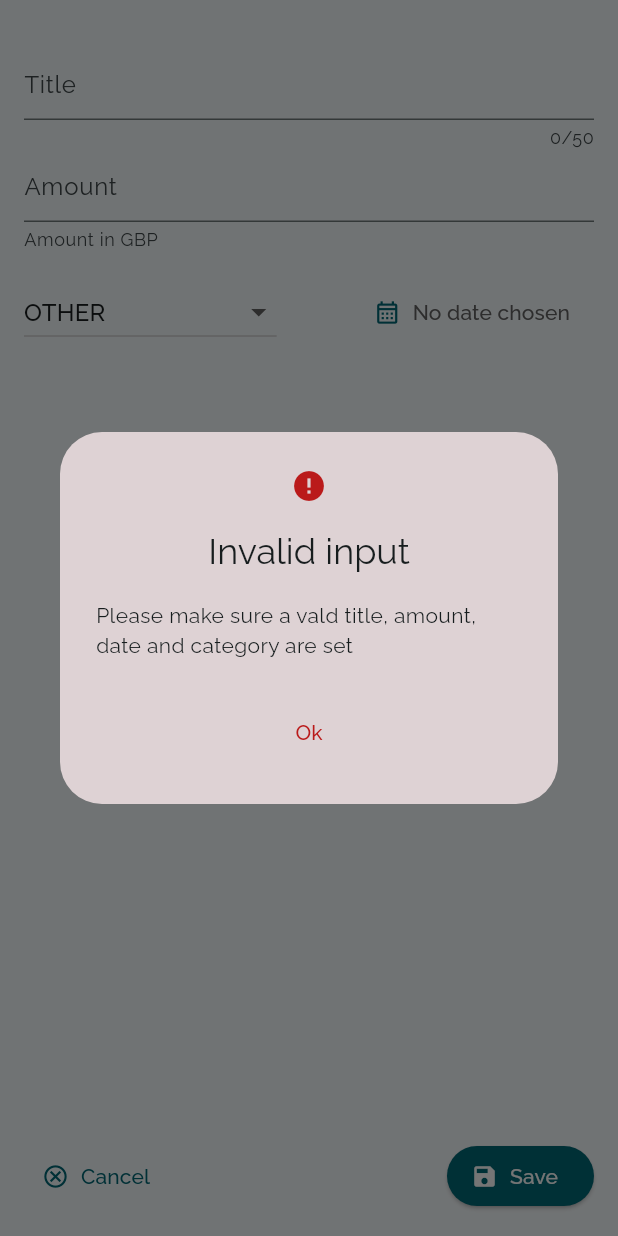
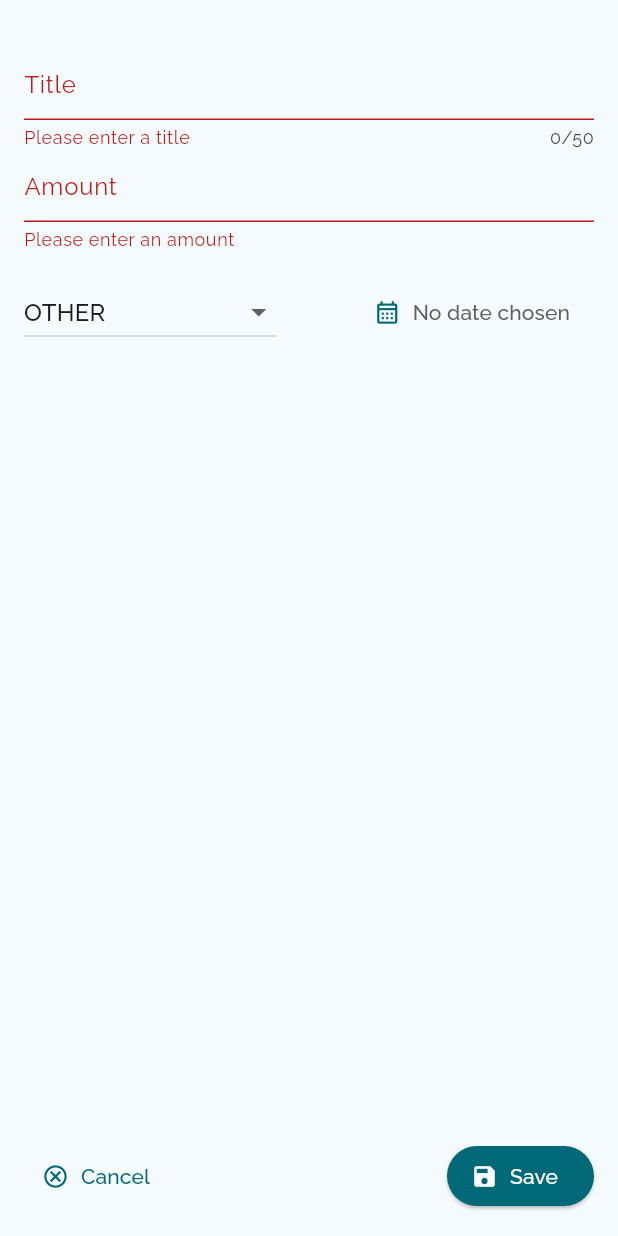
Before and after one commit to Moonbladez/flutter-expense-tracker, a Flutter app: the NewExpenseModal widget shown alone on an empty page, opened directly with empty values, after a tap on "Save", on a phone screen of 412 x 824 dp. Run offline on Flutter 3.47's test engine with Material 2 defaults, Android fonts, the phone set to English and light mode, and no system bars.

Commit message:
added form validtion for creating a new expense

```diff
--- a/lib/main.dart
+++ b/lib/main.dart
@@ -1,9 +1,11 @@
 import 'package:flutter/material.dart';
 import 'package:flutter_expense_tracker/theme.dart';
-import 'package:flutter_expense_tracker/widgets/expenses_list/expenses_screen.dart';
+import 'package:flutter_expense_tracker/widgets/widgets.dart';
 
 void main() {
-  runApp(const MyApp());
+  runApp(
+    const MyApp(),
+  );
 }
 
 class MyApp extends StatelessWidget {
--- a/lib/widgets/expenses_list/expenses_list.dart
+++ b/lib/widgets/expenses_list/expenses_list.dart
@@ -1,7 +1,7 @@
 import 'package:flutter/material.dart';
 import 'package:flutter_expense_tracker/models/expense.dart';
 import 'package:flutter_expense_tracker/theme.dart';
-import 'package:flutter_expense_tracker/widgets/expenses_list/expenses_list_item.dart';
+import 'package:flutter_expense_tracker/widgets/widgets.dart';
 
 class ExpensesList extends StatelessWidget {
   const ExpensesList(
--- a/lib/widgets/expenses_list/new_expense_modal.dart
+++ b/lib/widgets/expenses_list/new_expense_modal.dart
@@ -1,6 +1,5 @@
 import 'package:flutter/material.dart';
 import 'package:flutter_expense_tracker/models/expense.dart';
-import 'package:flutter_expense_tracker/theme.dart';
 
 class NewExpenseModal extends StatefulWidget {
   const NewExpenseModal({super.key, required this.onAddExpense});
@@ -12,12 +11,12 @@ class NewExpenseModal extends StatefulWidget {
 }
 
 class _NewExpenseModalState extends State<NewExpenseModal> {
+  final GlobalKey<FormState> _formKey = GlobalKey<FormState>();
   final TextEditingController _titleController = TextEditingController();
   final TextEditingController _amountController = TextEditingController();
   DateTime? _selectedDate;
   Category? _selectedCategory = Category.other;
 
-  //FUNCTIONS
   void _showDatePicker() async {
     final DateTime now = DateTime.now();
     final pickedDate = await showDatePicker(
@@ -38,22 +37,8 @@ class _NewExpenseModalState extends State<NewExpenseModal> {
     );
   }
 
-  bool _isInputValid() {
-    final enteredAmount = double.tryParse(_amountController.text);
-    return _titleController.text.trim().isNotEmpty &&
-        enteredAmount != null &&
-        enteredAmount > 0 &&
-        _selectedDate != null &&
-        _selectedCategory != null;
-  }
-
   void _handleSubmit() {
-    if (!_isInputValid()) {
-      _showErrorDialog("Invalid input",
-          "Please make sure a vald title, amount, date and category are set");
-      return;
-    }
-
+    if (_formKey.currentState!.validate()) {
       final String title = _titleController.text;
       final double amount = double.parse(_amountController.text);
       final DateTime date = _selectedDate ?? DateTime.now();
@@ -70,6 +55,7 @@ class _NewExpenseModalState extends State<NewExpenseModal> {
 
       Navigator.of(context).pop(newExpense);
     }
+  }
 
   @override
   void dispose() {
@@ -82,20 +68,34 @@ class _NewExpenseModalState extends State<NewExpenseModal> {
   Widget build(BuildContext context) {
     return Padding(
       padding: const EdgeInsets.only(left: 16, right: 16, bottom: 16, top: 32),
+      child: Form(
+        key: _formKey,
         child: Column(
           children: [
-          TextField(
+            TextFormField(
               decoration: const InputDecoration(labelText: "Title"),
               maxLength: 50,
               controller: _titleController,
+              validator: (value) => value!.trim().isEmpty
+                  ? "Please enter a title"
+                  : value.trim().length > 50
+                      ? "Title must be less than 50 characters"
+                      : null,
             ),
-          TextField(
+            TextFormField(
               decoration: const InputDecoration(
                   labelText: "Amount",
                   prefixText: "£ ",
                   helperText: "Amount in GBP"),
               keyboardType: TextInputType.number,
               controller: _amountController,
+              validator: (value) => value!.trim().isEmpty
+                  ? "Please enter an amount"
+                  : double.tryParse(value) == null
+                      ? "Please enter a valid number"
+                      : double.parse(value) <= 0
+                          ? "Please enter a number greater than 0"
+                          : null,
             ),
             const SizedBox(
               height: 16,
@@ -104,6 +104,7 @@ class _NewExpenseModalState extends State<NewExpenseModal> {
             const Spacer(),
             _buildButtonRow(),
           ],
+        ),
       ),
     );
   }
@@ -172,35 +173,4 @@ class _NewExpenseModalState extends State<NewExpenseModal> {
       ],
     );
   }
-
-  void _showErrorDialog(String title, String message) {
-    showDialog(
-      context: context,
-      builder: (ctx) => AlertDialog(
-        actionsAlignment: MainAxisAlignment.center,
-        icon: const Icon(Icons.error),
-        surfaceTintColor: kColorScheme.error,
-        iconColor: kColorScheme.error,
-        title: const Text("Invalid input"),
-        content: const Text(
-            "Please make sure a vald title, amount, date and category are set"),
-        actions: [
-          TextButton(
-            style: ButtonStyle(
-              overlayColor: MaterialStateProperty.all(Colors.transparent),
-            ),
-            onPressed: () {
-              Navigator.of(ctx).pop();
-            },
-            child: Text(
-              "Ok",
-              style: TextStyle(
-                color: kColorScheme.error,
-              ),
-            ),
-          ),
-        ],
-      ),
-    );
 }
-}
--- a/lib/widgets/widgets.dart
+++ b/lib/widgets/widgets.dart
@@ -1 +1,6 @@
+export 'chart/chart.dart';
+export 'chart/chart_bar.dart';
 export 'expenses_list/expenses_list.dart';
+export 'expenses_list/expenses_list_item.dart';
+export 'expenses_list/expenses_screen.dart';
+export 'expenses_list/new_expense_modal.dart';
```
Lines whose indentation alone changed are shown as unchanged.
